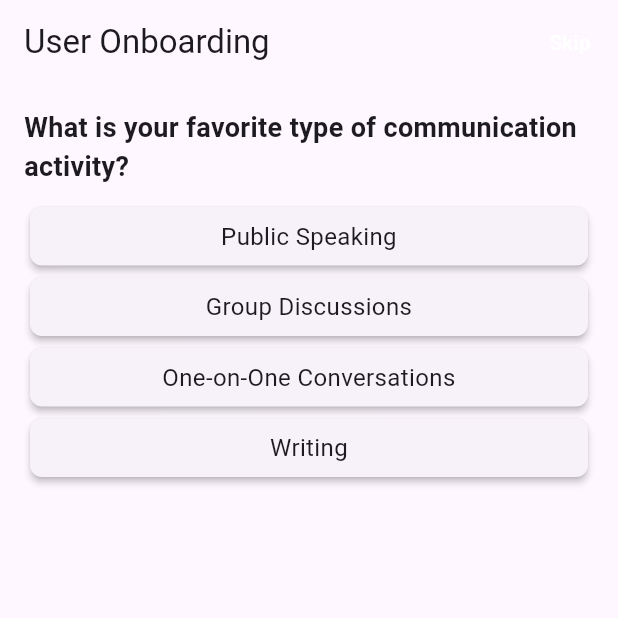
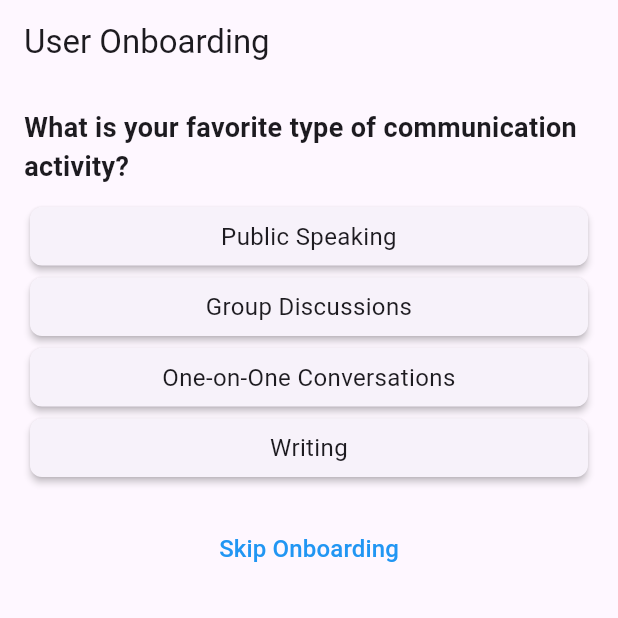
Before and after one commit to ndstancilFullsail/Invert, a Flutter app: the NewUserOnboarding screen opened directly, on a phone screen of 412 x 824 dp, the top half of it. Run offline on Flutter 3.47's test engine with Material 3 defaults, Android fonts, the phone set to English and light mode, and no system bars; our stand-ins replace cloud_firestore, firebase_auth, firebase_core, firebase_database, google_fonts, shared_preferences and 1 more; missing offline and left inert: dart_jsonwebtoken, videosdk; accounts and stored records are empty.

Commit message:
up to date

```diff
--- a/lib/New_user_onboarding.dart
+++ b/lib/New_user_onboarding.dart
@@ -51,10 +51,10 @@ class _NewUserOnboardingState extends State<NewUserOnboarding> {
   int currentQuestionIndex = 0; // Track the current question index
   List<String> userAnswers = []; // Store user answers
 
-  // Function to handle the "Next" button
+  // Function to handle the "Next" button or option selection
   void nextQuestion(String answer) async {
     setState(() {
-      userAnswers.add(answer); // Add the users answer to the list
+      userAnswers.add(answer); // Add the user's answer to the list
     });
 
     // Check if there are more questions
@@ -85,13 +85,13 @@ class _NewUserOnboardingState extends State<NewUserOnboarding> {
     }
   }
 
-  // Function to assign a team based on user answers
+  // Function to assign a team based on user answers using a Map
   String assignTeam(List<String> answers) {
     String communicationPreference = answers[0];
     String learningPreference = answers[1];
     String interest = answers[2];
 
-    // Define team assignment rules
+    // Define team assignment rules in a Map
     final Map<List<String>, String> teamRules = {
       ['Public Speaking', 'Participating in Workshops', 'Technology']: 'The Innovators',
       ['Group Discussions', 'Watching Videos', 'Art']: 'The Creatives',
@@ -128,16 +128,6 @@ class _NewUserOnboardingState extends State<NewUserOnboarding> {
     return Scaffold(
       appBar: AppBar(
         title: const Text('User Onboarding'),
-        actions: [
-          // Skip button in the app bar
-          TextButton(
-            onPressed: skipOnboarding,
-            child: const Text(
-              'Skip',
-              style: TextStyle(color: Colors.white),
-            ),
-          ),
-        ],
       ),
       body: Padding(
         padding: const EdgeInsets.all(16.0),
@@ -153,10 +143,11 @@ class _NewUserOnboardingState extends State<NewUserOnboarding> {
             // Display the options for the current question
             Expanded(
               child: Column(
-                children: questions[currentQuestionIndex]['options']
+                children: [
+                  ...questions[currentQuestionIndex]['options']
                       .map<Widget>((option) {
                     return GestureDetector(
-                    onTap: () => nextQuestion(option['value']),
+                      onTap: () => nextQuestion(option['value']), // Pass the selected value
                       child: Card(
                         elevation: 2,
                         shape: RoundedRectangleBorder(
@@ -175,6 +166,19 @@ class _NewUserOnboardingState extends State<NewUserOnboarding> {
                       ),
                     );
                   }).toList(),
+                  const SizedBox(height: 20), // Add spacing before the skip button
+                  // Skip Button
+                  TextButton(
+                    onPressed: skipOnboarding,
+                    child: const Text(
+                      'Skip Onboarding',
+                      style: TextStyle(
+                        color: Colors.blue, // Customize the color
+                        fontSize: 16,
+                      ),
+                    ),
+                  ),
+                ],
               ),
             ),
           ],
```
Lines whose indentation alone changed are shown as unchanged.
